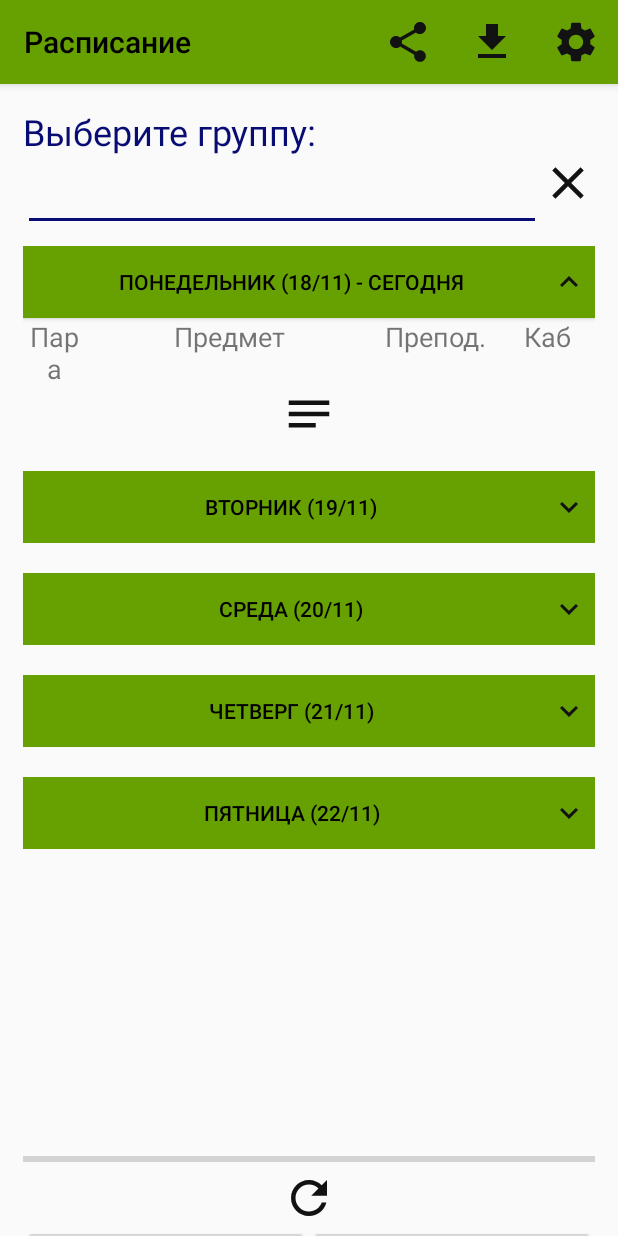
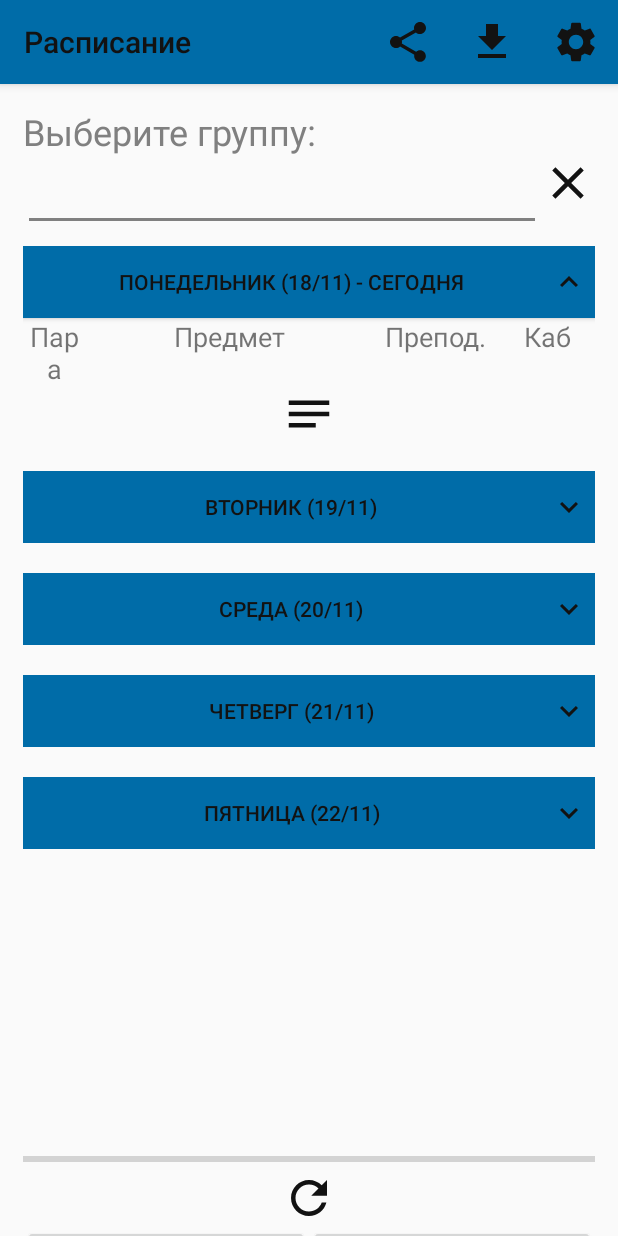
Before and after one commit to ghostwalker18/SchedulePATC, an Android app: the screen it shows after launch (MainActivity), on a phone screen of 412 x 824 dp. Run offline under Robolectric (Android 15) with nearby library versions, the phone set to English and light mode, and no system bars; our stand-ins replace Room's generated code; libraries missing offline, so code that uses them is left out: org.apache.poi; 3 statements that could not run were skipped.

```diff
--- a/app/src/main/java/com/ghostwalker18/schedulePATC/ScheduleApp.kt
+++ b/app/src/main/java/com/ghostwalker18/schedulePATC/ScheduleApp.kt
@@ -103,7 +103,7 @@ class ScheduleApp: Application(), OnSharedPreferenceChangeListener {
     }
 
     companion object {
-        const val baseUri = "https://patt.karelia.ru/students/schedule/"
+        const val baseUri = "https://patt.karelia.ru"
         private lateinit var instance: ScheduleApp
 
         /**
--- a/app/src/main/java/com/ghostwalker18/schedulePATC/ScheduleItemActivity.kt
+++ b/app/src/main/java/com/ghostwalker18/schedulePATC/ScheduleItemActivity.kt
@@ -22,6 +22,7 @@ import android.view.MenuItem
 import android.widget.TableLayout
 import android.widget.TableRow
 import androidx.appcompat.app.AppCompatActivity
+import androidx.core.content.ContextCompat
 import androidx.lifecycle.LiveData
 import com.ghostwalker18.schedulePATC.databinding.ActivityScheduleItemBinding
 import java.util.Calendar
@@ -113,7 +114,7 @@ class ScheduleItemActivity : AppCompatActivity() {
         for (lesson in lessons) {
             counter++
             val tr = addLesson(table, tableRowLayout, lesson)
-            if (counter % 2 == 1) tr.setBackgroundColor(resources.getColor(R.color.gray_500))
+            if (counter % 2 == 1) tr.setBackgroundColor(ContextCompat.getColor(this, R.color.gray_500))
         }
     }
 
--- a/app/src/main/java/com/ghostwalker18/schedulePATC/ScheduleItemFragment.kt
+++ b/app/src/main/java/com/ghostwalker18/schedulePATC/ScheduleItemFragment.kt
@@ -22,6 +22,8 @@ import android.view.View
 import android.view.ViewGroup
 import android.widget.TableLayout
 import android.widget.TableRow
+import androidx.core.content.ContextCompat
+import androidx.core.content.res.ResourcesCompat
 import androidx.fragment.app.Fragment
 import androidx.lifecycle.LiveData
 import androidx.lifecycle.MutableLiveData
@@ -91,7 +93,7 @@ class ScheduleItemFragment : Fragment(), SharedPreferences.OnSharedPreferenceCha
 
     override fun onViewCreated(view: View, savedInstanceState: Bundle?) {
         super.onViewCreated(view, savedInstanceState)
-        binding.button.setBackgroundColor(resources.getColor(R.color.colorPrimary))
+        binding.button.setBackgroundColor(ContextCompat.getColor(requireContext(), R.color.colorPrimary))
         state.getCalendar().observe(viewLifecycleOwner) {
             date.setValue(
                 Calendar.Builder()
@@ -169,7 +171,8 @@ class ScheduleItemFragment : Fragment(), SharedPreferences.OnSharedPreferenceCha
                 binding.button.setOnClickListener{ toggleSchedule() }
                 binding.button.setCompoundDrawablesWithIntrinsicBounds(
                     null, null,
-                    resources.getDrawable(R.drawable.baseline_keyboard_arrow_down_24), null
+                    ResourcesCompat.getDrawable(resources,
+                        R.drawable.baseline_keyboard_arrow_down_24, null), null
                 )
             }
 
@@ -198,10 +201,10 @@ class ScheduleItemFragment : Fragment(), SharedPreferences.OnSharedPreferenceCha
         binding.button.setCompoundDrawablesWithIntrinsicBounds(
             null,
             null,
-            resources.getDrawable(
+            ResourcesCompat.getDrawable(resources,
                 if (_isOpened && mode == "in_fragment")
                     R.drawable.baseline_keyboard_arrow_up_24
-                else R.drawable.baseline_keyboard_arrow_down_24),
+                else R.drawable.baseline_keyboard_arrow_down_24, null),
             null
         )
     }
@@ -283,7 +286,7 @@ class ScheduleItemFragment : Fragment(), SharedPreferences.OnSharedPreferenceCha
         for (lesson in lessons) {
             counter++
             val tr: TableRow = addLesson(table, lesson)
-            if (counter % 2 == 1) tr.setBackgroundColor(resources.getColor(R.color.gray_500))
+            if (counter % 2 == 1) tr.setBackgroundColor(ContextCompat.getColor(requireContext(), R.color.gray_500))
         }
     }
 
--- a/app/src/main/java/com/ghostwalker18/schedulePATC/ScheduleNetworkAPI.kt
+++ b/app/src/main/java/com/ghostwalker18/schedulePATC/ScheduleNetworkAPI.kt
@@ -34,13 +34,13 @@ interface ScheduleNetworkAPI {
      * @return асинхронный ответ сервера
      */
     @GET
-    fun getScheduleFile(@Url url: String?): Call<ResponseBody?>
+    fun getScheduleFile(@Url url: String): Call<ResponseBody?>
 
     /**
      * Получение страницы с расписанием ПАТТ.
      *
      * @return асинхронный ответ сервера
      */
-    @GET(ScheduleApp.baseUri)
+    @GET(ScheduleApp.baseUri + "/students/schedule/")
     fun getMainPage(): Call<Document?>
 }
--- a/app/src/main/res/values-night/colors.xml
+++ b/app/src/main/res/values-night/colors.xml
@@ -13,10 +13,10 @@
   ~ limitations under the License.
   -->
 <resources>
-    <color name="colorPrimary">#00574B</color>
-    <color name="colorSecondary">#06713B</color>
+    <color name="colorPrimary">#004a9a</color>
+    <color name="colorSecondary">#006CA8</color>
     <color name="colorPrimaryDark">#121212</color>
-    <color name="colorAccent">#4169E1</color>
+    <color name="colorAccent">#e6e6e6</color>
     <color name="colorText">#FFF</color>
     <color name="colorBackground">#303030</color>
     <color name="navigationBarColor">#121212</color>
--- a/app/src/main/res/values/colors.xml
+++ b/app/src/main/res/values/colors.xml
@@ -13,11 +13,11 @@
   ~ limitations under the License.
   -->
 <resources>
-    <color name="colorPrimary">#66a101</color>
-    <color name="colorSecondary">#067138</color>
-    <color name="colorPrimaryDark">#00574B</color>
-    <color name="colorAccent">#080c73</color>
-    <color name="colorText">#000</color>
+    <color name="colorPrimary">#006CA8</color>
+    <color name="colorSecondary">#006CA8</color>
+    <color name="colorPrimaryDark">#c2c2c2</color>
+    <color name="colorAccent">#808080</color>
+    <color name="colorText">#121212</color>
     <color name="colorBackground">#FAFAFA</color>
     <color name="navigationBarColor">#DDD</color>
     <color name="gray_500">#9E9E9E</color>
```
Also changed, not shown: app/src/main/java/com/ghostwalker18/schedulePATC/ScheduleRepository.kt (+33 -4 lines), app/src/main/res/drawable-nodpi/rustore_qr.png.
